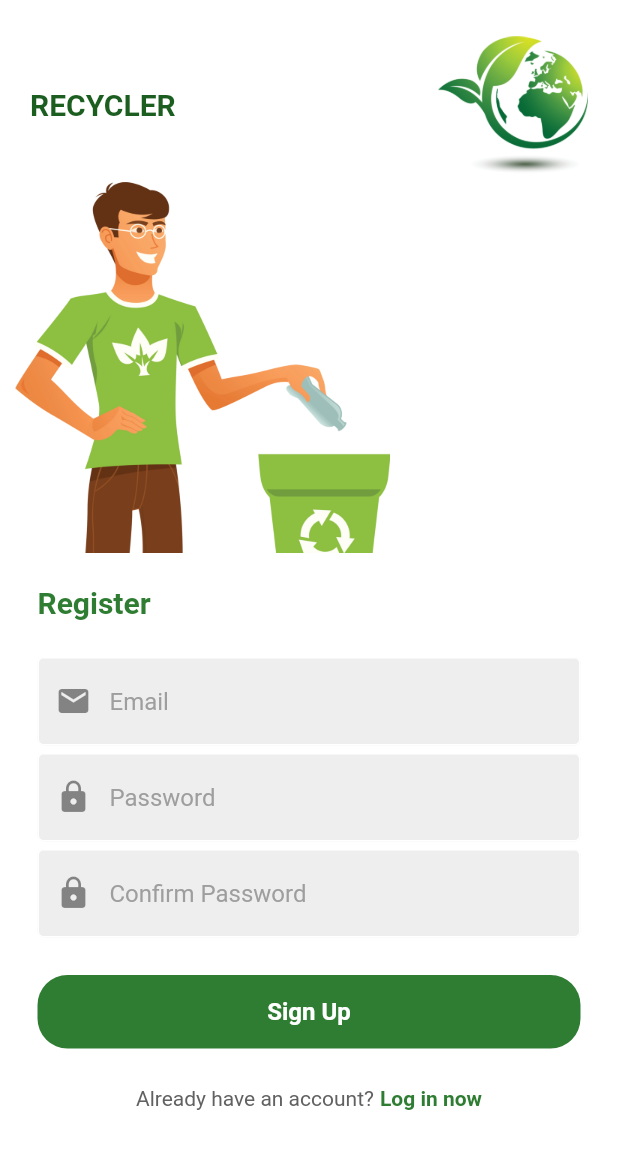
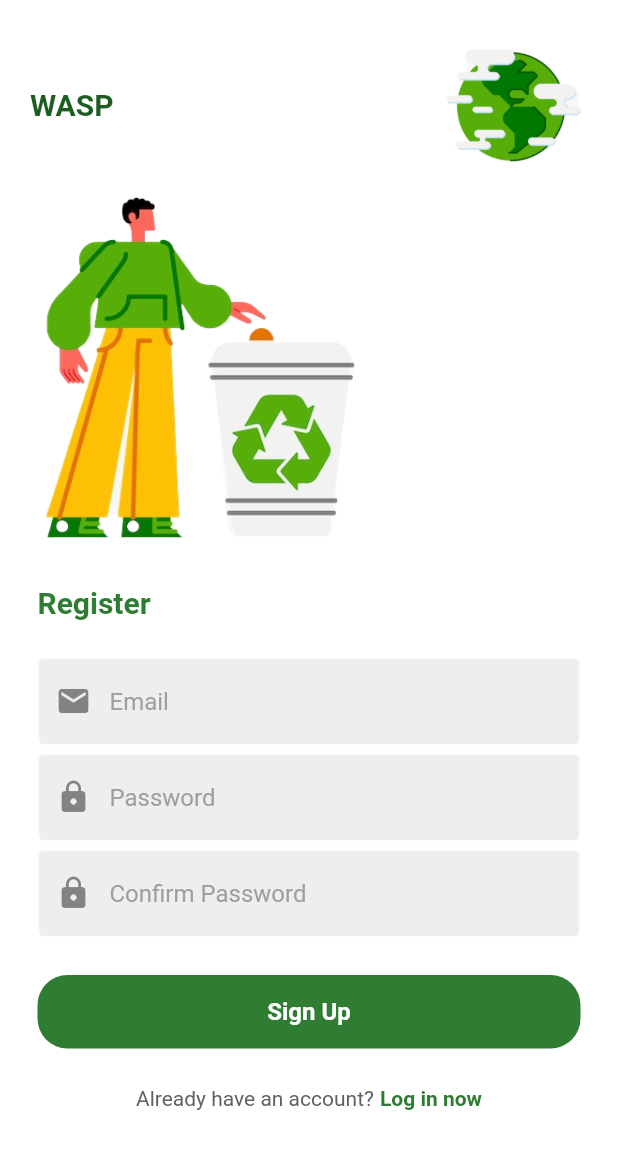
Before and after one commit to Brntpcnr/Recycler_app, a Flutter app: the screen it shows after launch, after a tap on "Register now", on a phone screen of 412 x 824 dp. Shown: the top 1149 px of the screen. Run offline on Flutter 3.47's test engine with Material 2 defaults, Android fonts, the phone set to English and light mode, and no system bars; our stand-ins replace firebase_auth, firebase_core, google_maps_flutter; accounts and stored records are empty; network calls fail.

Commit message:
Recycle app Wasp

```diff
--- a/lib/pages/login.page.dart
+++ b/lib/pages/login.page.dart
@@ -79,12 +79,12 @@ class _LoginPageState extends State<LoginPage> {
                   children: [
                     Expanded(
                       child: Text(
-                        'RECYCLER',
+                        'WASP',
                         textAlign: TextAlign.start, style: TextStyle(fontWeight: FontWeight.bold, color: Colors.green[900], fontSize: 20),
                       ),
                     ),
                     Image.asset(
-                      'assets/w.png',
+                      'assets/worldd.png',
                       width: 100,
                       height: 100,
                     ),
@@ -95,7 +95,7 @@ class _LoginPageState extends State<LoginPage> {
                 padding: const EdgeInsets.fromLTRB(10, 0, 0, 0),
                 child: Row(
                   children: [
-                    Image.asset("assets/recyclingman.png", height: 250, width: 250),
+                    Image.asset("assets/man.png", height: 250, width: 250),
                   ],
                 ),
               ),
@@ -120,17 +120,20 @@ class _LoginPageState extends State<LoginPage> {
               controller: emailController,
                 obscureText: false,
                 decoration: InputDecoration(
-                  prefixIcon: Icon(Icons.mail),
+                    border: UnderlineInputBorder(
+                      borderSide: BorderSide(color: Colors.green),
+                    ),
+                  prefixIcon: Icon(Icons.mail, color: Colors.green[800]),
                 enabledBorder: const OutlineInputBorder(
                 borderSide: BorderSide(color: Colors.white),
                 ),
                 focusedBorder: OutlineInputBorder(
                 borderSide: BorderSide(color: Colors.grey.shade400),
                 ),
-                fillColor: Colors.grey.shade200,
+                fillColor: Colors.white,
                     filled: true,
                     hintText: "Email",
-                    hintStyle: TextStyle(color: Colors.grey[500])),
+                    hintStyle: TextStyle(color: Colors.green[800])),
               ),
               ),
 
@@ -144,17 +147,20 @@ class _LoginPageState extends State<LoginPage> {
                   controller: passwordController,
                   obscureText: true,
                   decoration: InputDecoration(
-                      prefixIcon: Icon(Icons.lock),
+                      border: UnderlineInputBorder(
+                        borderSide: BorderSide(color: Colors.green),
+                      ),
+                      prefixIcon: Icon(Icons.lock,color: Colors.green[800]),
                       enabledBorder: const OutlineInputBorder(
                         borderSide: BorderSide(color: Colors.white),
                       ),
                       focusedBorder: OutlineInputBorder(
                         borderSide: BorderSide(color: Colors.grey.shade400),
                       ),
-                      fillColor: Colors.grey.shade200,
+                      fillColor: Colors.white,
                       filled: true,
                       hintText: "Password",
-                      hintStyle: TextStyle(color: Colors.grey[500])),
+                      hintStyle: TextStyle(color: Colors.green[800])),
                 ),
               ),
 
@@ -176,7 +182,7 @@ class _LoginPageState extends State<LoginPage> {
               ),
 
               MyButton(
-                text: "Sign In",
+                text: "Login",
                 onTap: signUserIn,
               ),
 
--- a/lib/pages/notifications.dart
+++ b/lib/pages/notifications.dart
@@ -26,7 +26,7 @@ class _NotificationsState extends State<Notifications> {
               ),
             ),
             SizedBox(
-              height: 10,
+              height: 20,
             ),
             Center(
               child: Text("NOTIFICATIONS", style: TextStyle(fontSize: 20, fontWeight: FontWeight.bold, color: Colors.green[800])
@@ -132,7 +132,7 @@ class _NotificationsState extends State<Notifications> {
               height: 30,
             ),
             Center(
-              child: Image.asset("assets/truck.png", height: 250, width: 250),
+              child: Image.asset("assets/bus.png", height: 250, width: 250),
             ),
           ],
             ),
--- a/lib/pages/register_page.dart
+++ b/lib/pages/register_page.dart
@@ -88,12 +88,12 @@ class _RegisterPageState extends State<RegisterPage> {
                 children: [
                   Expanded(
                     child: Text(
-                      'RECYCLER',
+                      'WASP',
                       textAlign: TextAlign.start, style: TextStyle(fontWeight: FontWeight.bold, color: Colors.green[900], fontSize: 20),
                     ),
                   ),
                   Image.asset(
-                    'assets/w.png',
+                    'assets/worldd.png',
                     width: 100,
                     height: 100,
                   ),
@@ -104,7 +104,7 @@ class _RegisterPageState extends State<RegisterPage> {
               padding: const EdgeInsets.fromLTRB(10, 0, 0, 0),
               child: Row(
                 children: [
-                  Image.asset("assets/recyclingman.png", height: 250, width: 250),
+                  Image.asset("assets/man.png", height: 250, width: 250),
                 ],
               ),
             ),
```
Also changed, not shown: assets/bus.jpg (added), assets/bus.png (added), assets/hand.jpg (added), assets/man.png (added), assets/mann.jpg (added), assets/recycleicon.jpg (added), assets/worldd.png (added), assets/worldicon.jpg (added).
